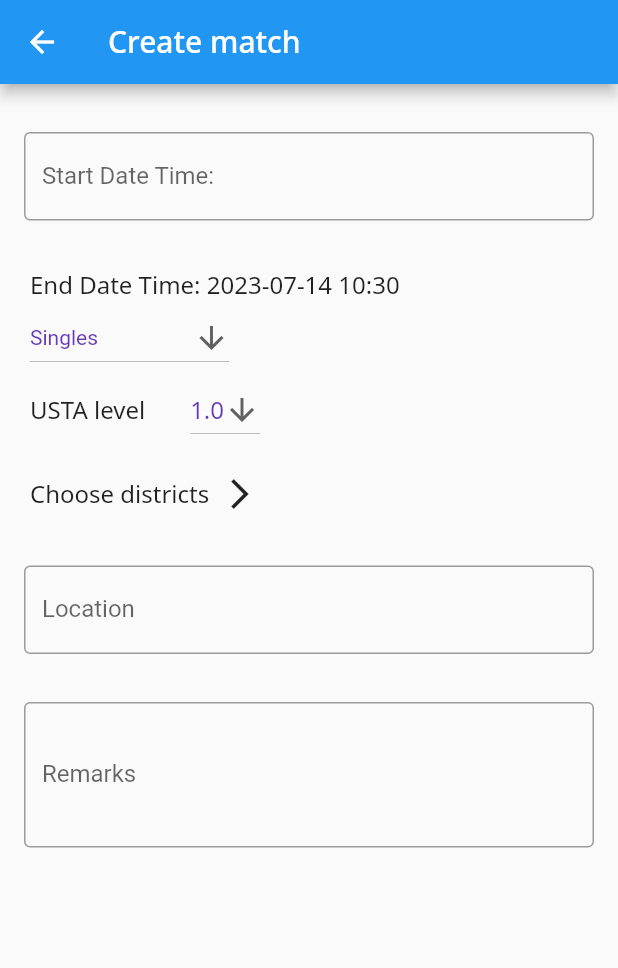
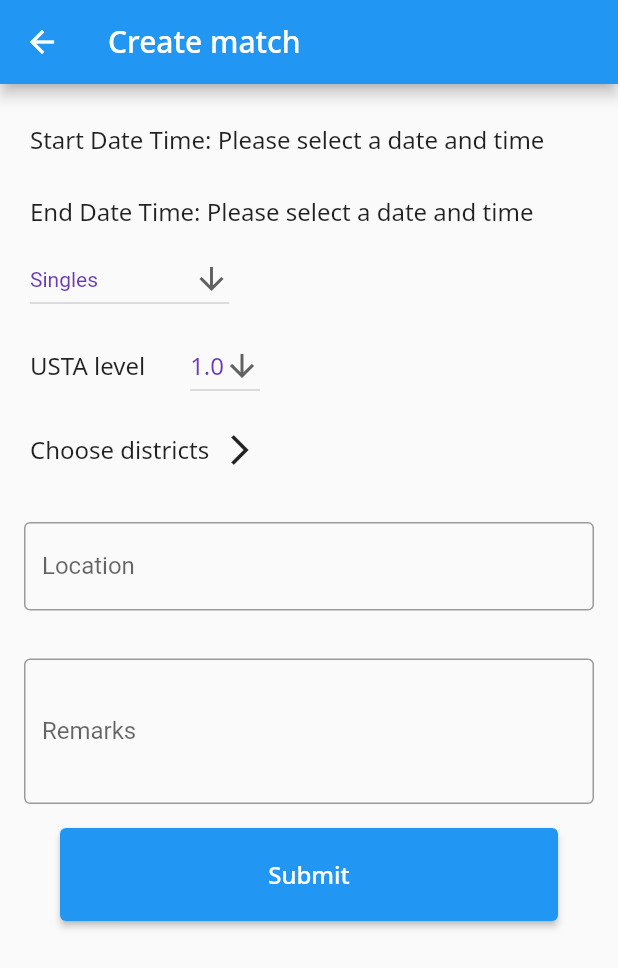
Before and after one commit to jackychoi26/play_tennis_hk, a Flutter app: the CreateTennisMatchScreen screen opened directly, on a phone screen of 412 x 824 dp. Shown: the top 968 px of the screen. Run offline on Flutter 3.47's test engine with Material 2 defaults, Android fonts, the light colour scheme and no system bars; our stand-ins replace dio, flutter_riverpod, flutter_secure_storage, google_fonts; accounts and stored records are empty; generated files the repository leaves out were written again; network calls fail.

Commit message:
feat added create match form validation && some ui updated.

```diff
--- a/lib/features/matchmaking/ui/create_tennis_match_screen.dart
+++ b/lib/features/matchmaking/ui/create_tennis_match_screen.dart
@@ -2,6 +2,7 @@ import 'package:flutter/material.dart';
 import 'package:flutter_riverpod/flutter_riverpod.dart';
 import 'package:flutter_gen/gen_l10n/app_localizations.dart';
 import 'package:intl/intl.dart';
+import 'package:play_tennis_hk/components/custom_snack_bar.dart';
 import 'package:play_tennis_hk/components/custom_text.dart';
 import 'package:play_tennis_hk/components/custom_text_form_field.dart';
 import 'package:play_tennis_hk/components/show_date_time_picker.dart';
@@ -29,8 +30,6 @@ class CreateTennisMatchScreenState
 
   var locationController = TextEditingController();
   var remarksController = TextEditingController();
-  var startDateController = TextEditingController();
-  var endDateController = TextEditingController();
 
   DateTime? startDateTime;
 
@@ -42,13 +41,51 @@ class CreateTennisMatchScreenState
 
   List<District> selectedDistricts = [];
 
+  void onSaveSelectDistrict(List<District> newSelectedDistricts) {
+    selectedDistricts = newSelectedDistricts;
+  }
+
   String? _getDateTimeText(DateTime? dateTime) {
-    if (dateTime == null) return dateFormat.format(DateTime.now());
+    if (dateTime == null) {
+      return AppLocalizations.of(context)?.dateValidationError;
+    }
     return dateFormat.format(dateTime);
   }
 
-  void onSaveSelectDistrict(List<District> newSelectedDistricts) {
-    selectedDistricts = newSelectedDistricts;
+  bool _validateForm(BuildContext context) {
+    final isTextFormFieldValid = _formKey.currentState?.validate();
+    final atLeastOneDistrict = selectedDistricts.isNotEmpty;
+
+    // Start date and end date are selected
+    if (startDateTime == null || endDateTime == null) {
+      _showSnackBar(AppLocalizations.of(context)?.dateValidationError, context);
+      return false;
+    }
+
+    // At least one district is selected
+    if (!atLeastOneDistrict) {
+      _showSnackBar(AppLocalizations.of(context)?.atLeastOneDistrict, context);
+      return false;
+    }
+
+    // Location not validated
+    if (locationController.text.isEmpty ||
+        locationController.text.length > 30) {
+      _showSnackBar(
+        AppLocalizations.of(context)?.locationValidationError,
+        context,
+      );
+      return false;
+    }
+
+    return (isTextFormFieldValid == true && atLeastOneDistrict);
+  }
+
+  _showSnackBar(String? message, BuildContext context) {
+    CustomSnackBar(
+      message: message,
+      type: SnackBarType.error,
+    ).display(context);
   }
 
   @override
@@ -65,20 +102,27 @@ class CreateTennisMatchScreenState
         child: ListView(
           children: [
             const SizedBox(height: 16),
-            CustomTextFormField(
-              controller: startDateController,
-              textInputType: TextInputType.datetime,
-              labelText: AppLocalizations.of(context)?.startDateTime,
+            Container(
+              alignment: Alignment.centerLeft,
+              padding: const EdgeInsets.fromLTRB(20, 10, 20, 10),
+              child: GestureDetector(
                 onTap: () async {
                   final DateTime? selectedDate =
                       await sheetDateTimePicker(context: context);
-
                   if (selectedDate == null) return;
 
                   setState(() {
                     startDateTime = selectedDate;
                   });
                 },
+                child: Row(
+                  children: [
+                    CustomText(
+                        AppLocalizations.of(context)?.startDateTime ?? ""),
+                    CustomText(_getDateTimeText(startDateTime))
+                  ],
+                ),
+              ),
             ),
             const SizedBox(height: 16),
             Container(
@@ -105,7 +149,7 @@ class CreateTennisMatchScreenState
             Container(
               alignment: Alignment.centerLeft,
               child: DropdownButton<MatchType>(
-                  padding: const EdgeInsets.symmetric(horizontal: 20),
+                  padding: const EdgeInsets.fromLTRB(20, 10, 20, 10),
                   value: dropdownValue,
                   icon: const Icon(Icons.arrow_downward),
                   elevation: 16,
@@ -141,6 +185,25 @@ class CreateTennisMatchScreenState
               labelText: AppLocalizations.of(context)?.remarks,
               maxLines: 3,
             ),
+            Container(
+              margin: const EdgeInsets.symmetric(horizontal: 40),
+              child: ElevatedButton(
+                onPressed: () {
+                  if (_validateForm(context)) {
+                    print("submit");
+                  } else {
+                    print("not valid");
+                  }
+                },
+                style: const ButtonStyle(
+                  padding: MaterialStatePropertyAll(
+                    EdgeInsets.symmetric(vertical: 20),
+                  ),
+                ),
+                child: CustomText(AppLocalizations.of(context)?.submit ?? ""),
+              ),
+            ),
+            const SizedBox(height: 40),
           ],
         ),
       ),
--- a/lib/l10n/app_en.arb
+++ b/lib/l10n/app_en.arb
@@ -75,5 +75,8 @@
   "joinUs": "Join us",
   "confirmOk": "OK",
   "atLeastOneDistrict": "You must at least choose 1 district",
-  "isProfilePublic": "Set your contact (not including email) public to \"Find tennis partner\" section"
+  "isProfilePublic": "Set your contact (not including email) public to \"Find tennis partner\" section",
+  "dateValidationError": "Please select a date and time",
+  "locationValidationError": "Please enter a location",
+  "submit": "Submit"
 }
--- a/lib/l10n/app_zh.arb
+++ b/lib/l10n/app_zh.arb
@@ -75,5 +75,8 @@
   "joinUs": "加入我們",
   "confirmOk": "確定",
   "atLeastOneDistrict": "你必須最少選擇一個地區",
-  "isProfilePublic": "公開你的聯絡方法（不包括電郵）到『搜尋波友』"
+  "isProfilePublic": "公開你的聯絡方法（不包括電郵）到『搜尋波友』",
+  "dateValidationError": "請選擇日期時間",
+  "locationValidationError": "請輸入地點",
+  "submit": "提交"
 }
```
Lines whose indentation alone changed are shown as unchanged.
